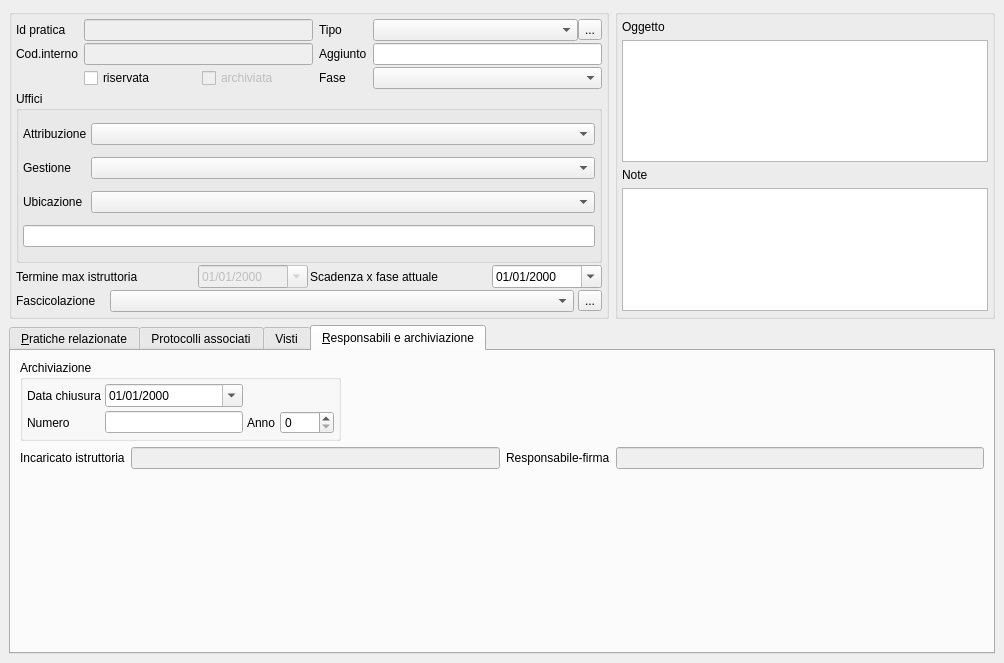
Old version of the form src/com/axiastudio/suite/pratiche/forms/pratica.ui in the repository tizianolattisi/suitegda.
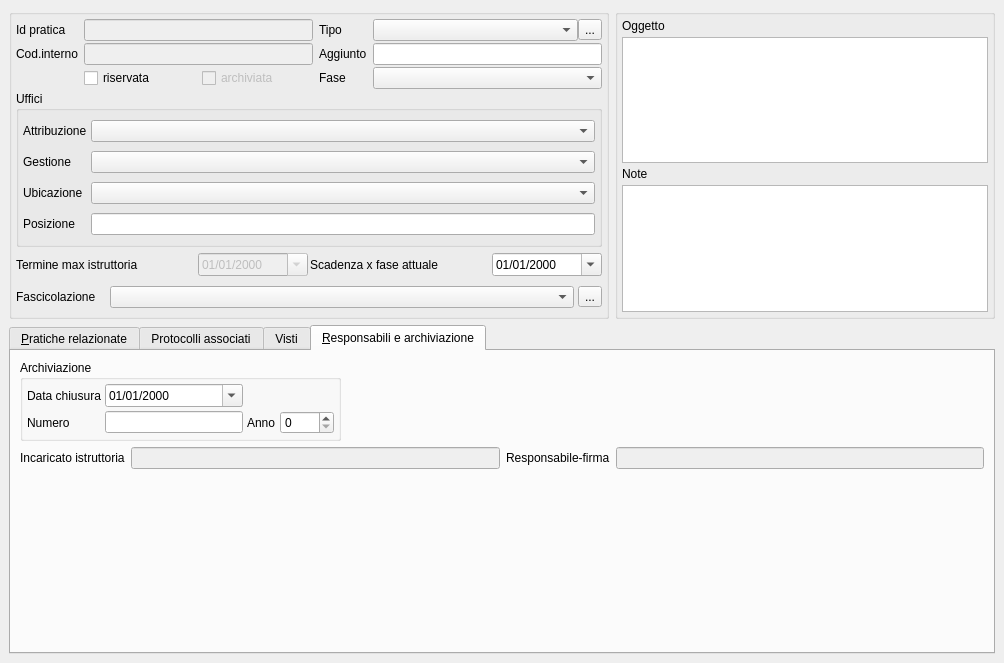
New version of the form. Custom widgets are drawn as their Qt base class.

Commit message: Inserita label 'Posizione' (da richiesta degli utenti)

```diff
--- a/src/com/axiastudio/suite/pratiche/forms/pratica.ui
+++ b/src/com/axiastudio/suite/pratiche/forms/pratica.ui
@@ -325,18 +325,12 @@
        <string/>
       </property>
       <layout class="QVBoxLayout" name="verticalLayout_2">
-       <property name="leftMargin">
+       <property name="spacing">
         <number>4</number>
        </property>
-       <property name="topMargin">
-        <number>5</number>
-       </property>
-       <property name="rightMargin">
+       <property name="margin">
         <number>4</number>
        </property>
-       <property name="bottomMargin">
-        <number>5</number>
-       </property>
        <item>
         <widget class="QLabel" name="label_2">
          <property name="text">
@@ -614,7 +608,7 @@
          <property name="title">
           <string>Uffici</string>
          </property>
-         <layout class="QGridLayout" name="gridLayout" columnstretch="0,1">
+         <layout class="QGridLayout" name="gridLayout">
           <property name="margin">
            <number>4</number>
           </property>
@@ -690,7 +684,17 @@
             </property>
            </widget>
           </item>
-          <item row="3" column="0" colspan="2">
+          <item row="3" column="0">
+           <widget class="QLabel" name="label_19">
+            <property name="text">
+             <string>Posizione</string>
+            </property>
+            <property name="buddy">
+             <cstring>lineEdit_4</cstring>
+            </property>
+           </widget>
+          </item>
+          <item row="3" column="1">
            <widget class="QLineEdit" name="lineEdit_4">
             <property name="column" stdset="0">
              <string>dettaglioubicazione</string>
@@ -702,6 +706,12 @@
        </item>
        <item row="2" column="0">
         <layout class="QGridLayout" name="gridLayout_4">
+         <property name="topMargin">
+          <number>4</number>
+         </property>
+         <property name="bottomMargin">
+          <number>4</number>
+         </property>
          <item row="0" column="3">
           <widget class="com.axiastudio.pypapi.ui.widgets.PyPaPiDateEdit" name="dateEdit_datascadenza">
            <property name="sizePolicy">
@@ -809,6 +819,12 @@
          <property name="spacing">
           <number>4</number>
          </property>
+         <property name="topMargin">
+          <number>4</number>
+         </property>
+         <property name="bottomMargin">
+          <number>4</number>
+         </property>
          <item>
           <widget class="QLabel" name="label_14">
            <property name="minimumSize">
```
